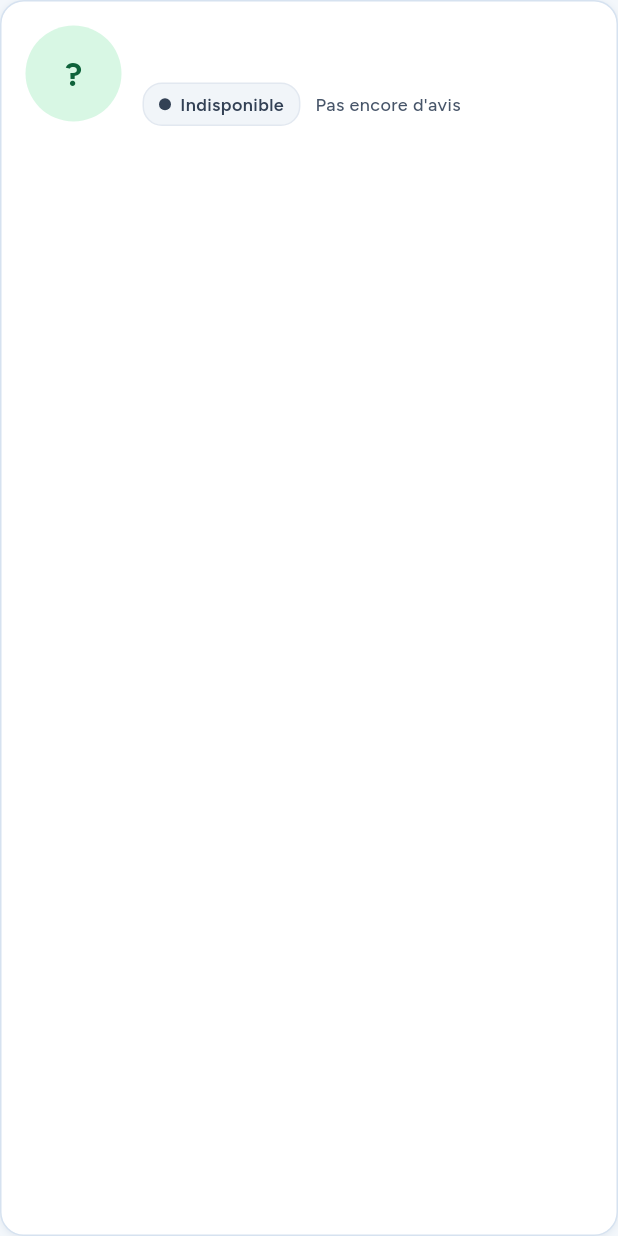
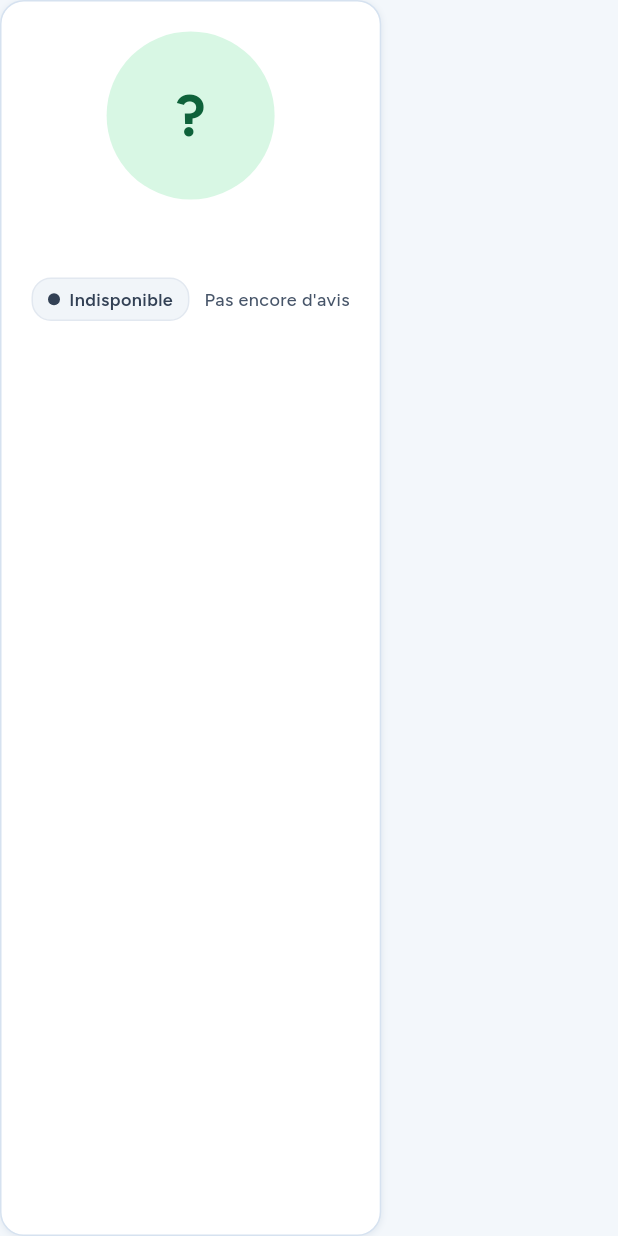
Before and after one commit to Lafia-Sna/Lafia-Sna-mobile, a Flutter app: the _Header widget shown alone on an empty page, opened directly with empty values, on a phone screen of 412 x 824 dp. Run offline on Flutter 3.47's test engine with Material 3 defaults, Android fonts, the phone set to English and light mode, and no system bars; our stand-ins replace flutter_secure_storage, geolocator; accounts and stored records are empty.

Commit message:
Fiche infirmier : grande photo, puis présentation, puis contact et services
Co-Authored-By: Claude Opus 5.5 <noreply@anthropic.com>

```diff
--- a/lib/screens/nurse_detail_screen.dart
+++ b/lib/screens/nurse_detail_screen.dart
@@ -84,6 +84,10 @@ class _NurseDetailScreenState extends State<NurseDetailScreen> {
                   padding: const EdgeInsets.fromLTRB(16, 16, 16, 32),
                   children: [
                     _Header(nurse: nurse),
+                    if (nurse.description != null && nurse.description!.trim().isNotEmpty) ...[
+                      const SizedBox(height: 14),
+                      _Presentation(text: nurse.description!.trim()),
+                    ],
                     const SizedBox(height: 14),
                     _Contact(nurse: nurse),
                     const SizedBox(height: 14),
@@ -105,23 +109,20 @@ class _Header extends StatelessWidget {
 
   @override
   Widget build(BuildContext context) {
+    // Photo bien visible : on voit d'abord la personne, puis sa présentation, puis ses services.
     return Container(
-      padding: const EdgeInsets.all(16),
+      padding: const EdgeInsets.all(20),
       decoration: cardDecoration(),
-      child: Row(
-        crossAxisAlignment: CrossAxisAlignment.start,
+      child: Column(
         children: [
-          NurseAvatar(name: nurse.name, photoUrl: nurse.photoUrl, radius: 32),
-          const SizedBox(width: 14),
-          Expanded(
-            child: Column(
-              crossAxisAlignment: CrossAxisAlignment.start,
-              children: [
-                Text(nurse.name, style: Theme.of(context).textTheme.headlineSmall),
+          NurseAvatar(name: nurse.name, photoUrl: nurse.photoUrl, radius: 56),
+          const SizedBox(height: 12),
+          Text(nurse.name, textAlign: TextAlign.center, style: Theme.of(context).textTheme.headlineSmall),
           if (nurse.title != null && nurse.title!.isNotEmpty)
-                  Text(nurse.title!, style: const TextStyle(color: LafiaColors.body)),
-                const SizedBox(height: 8),
+            Text(nurse.title!, textAlign: TextAlign.center, style: const TextStyle(color: LafiaColors.body)),
+          const SizedBox(height: 10),
           Wrap(
+            alignment: WrapAlignment.center,
             spacing: 10,
             runSpacing: 6,
             crossAxisAlignment: WrapCrossAlignment.center,
@@ -129,7 +130,27 @@ class _Header extends StatelessWidget {
           ),
         ],
       ),
-          ),
+    );
+  }
+}
+
+/// Présentation rédigée par l'infirmier, juste sous sa photo.
+class _Presentation extends StatelessWidget {
+  const _Presentation({required this.text});
+
+  final String text;
+
+  @override
+  Widget build(BuildContext context) {
+    return Container(
+      padding: const EdgeInsets.all(16),
+      decoration: cardDecoration(),
+      child: Column(
+        crossAxisAlignment: CrossAxisAlignment.start,
+        children: [
+          Text('Présentation', style: Theme.of(context).textTheme.titleLarge),
+          const SizedBox(height: 6),
+          Text(text, style: const TextStyle(fontSize: 14, height: 1.45, color: LafiaColors.body)),
         ],
       ),
     );
@@ -249,12 +270,6 @@ class _Details extends StatelessWidget {
             value: years != null && years > 0 ? '$years an${years > 1 ? 's' : ''}' : 'Non renseignée',
           ),
           const _Fact(icon: Icons.verified_outlined, label: 'Vérification', value: 'Validé par Lafia Sna'),
-          if (nurse.description != null && nurse.description!.isNotEmpty) ...[
-            const SizedBox(height: 8),
-            Text('Présentation', style: Theme.of(context).textTheme.titleMedium),
-            const SizedBox(height: 4),
-            Text(nurse.description!, style: const TextStyle(fontSize: 14, color: LafiaColors.body)),
-          ],
           const SizedBox(height: 14),
           Text('Soins proposés', style: Theme.of(context).textTheme.titleMedium),
           const SizedBox(height: 6),
```
Lines whose indentation alone changed are shown as unchanged.
